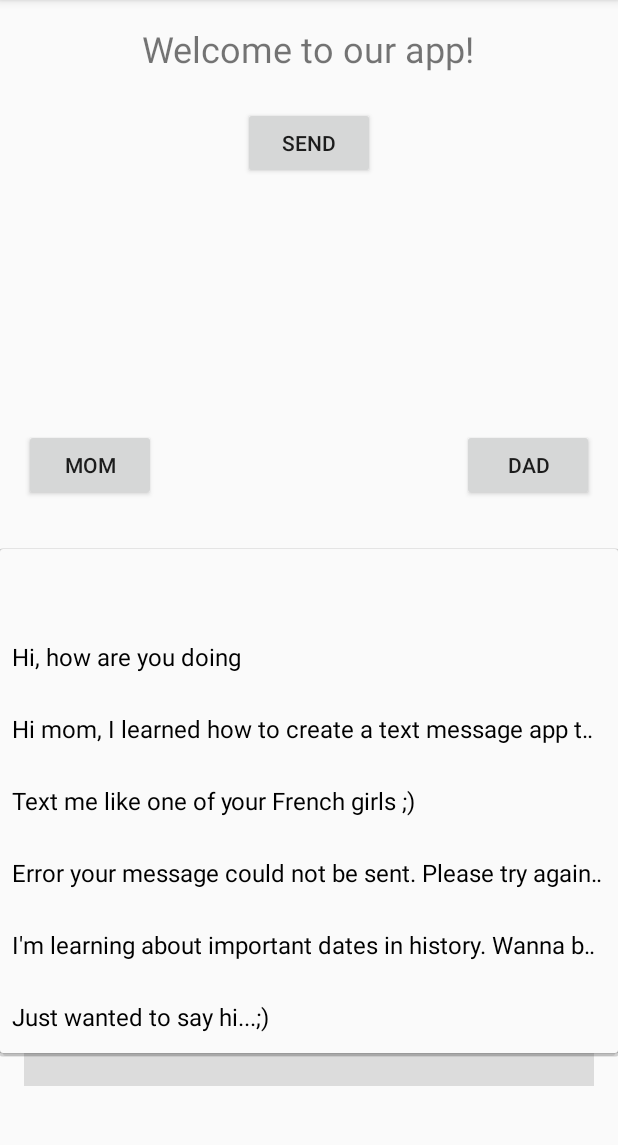
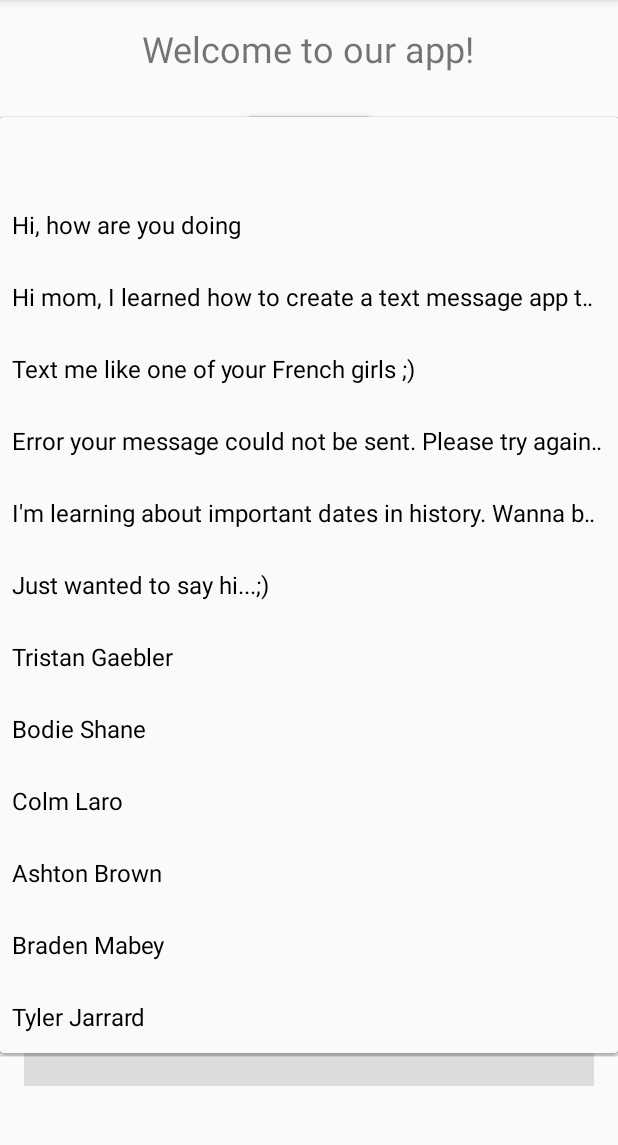
Before and after one commit to tristangaebler/TextingApp, an Android app: the screen it shows after launch (TextingActivity), after a tap on an icon or button, on a phone screen of 412 x 824 dp, the part 84-1229 px from its top. Run offline under Robolectric (Android 15) with nearby library versions, the phone set to English and light mode, and no system bars; 1 other tap on this screen came first.

Commit message:
Added our names and new background spinner

```diff
--- a/app/src/main/java/ctect/textingapp/TextingActivity.java
+++ b/app/src/main/java/ctect/textingapp/TextingActivity.java
@@ -65,7 +65,12 @@ public class TextingActivity extends AppCompatActivity {
         messageList.add("Error your message could not be sent. Please try again later. Error number: 362950");
         messageList.add("I'm learning about important dates in history. Wanna be one of them?");
         messageList.add("Just wanted to say hi...;)");
-
+        messageList.add("Tristan Gaebler");
+        messageList.add("Bodie Shane");
+        messageList.add("Colm Laro");
+        messageList.add("Ashton Brown");
+        messageList.add("Braden Mabey");
+        messageList.add("Tyler Jarrard");
 
 
         loadSpinner();
```
